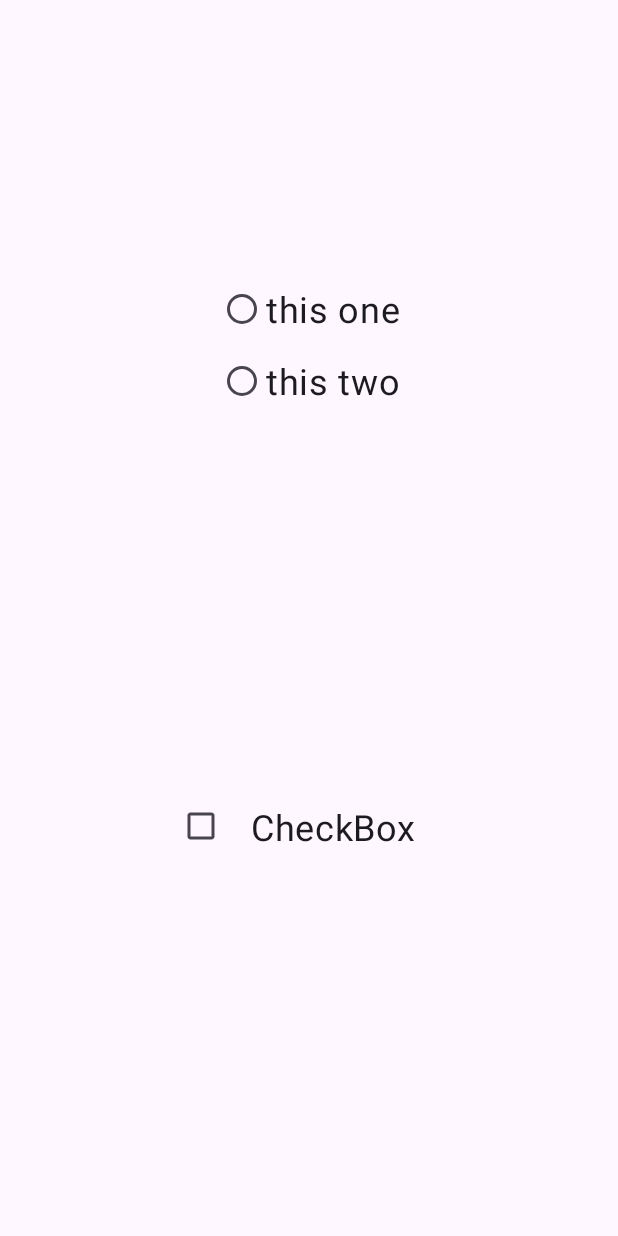
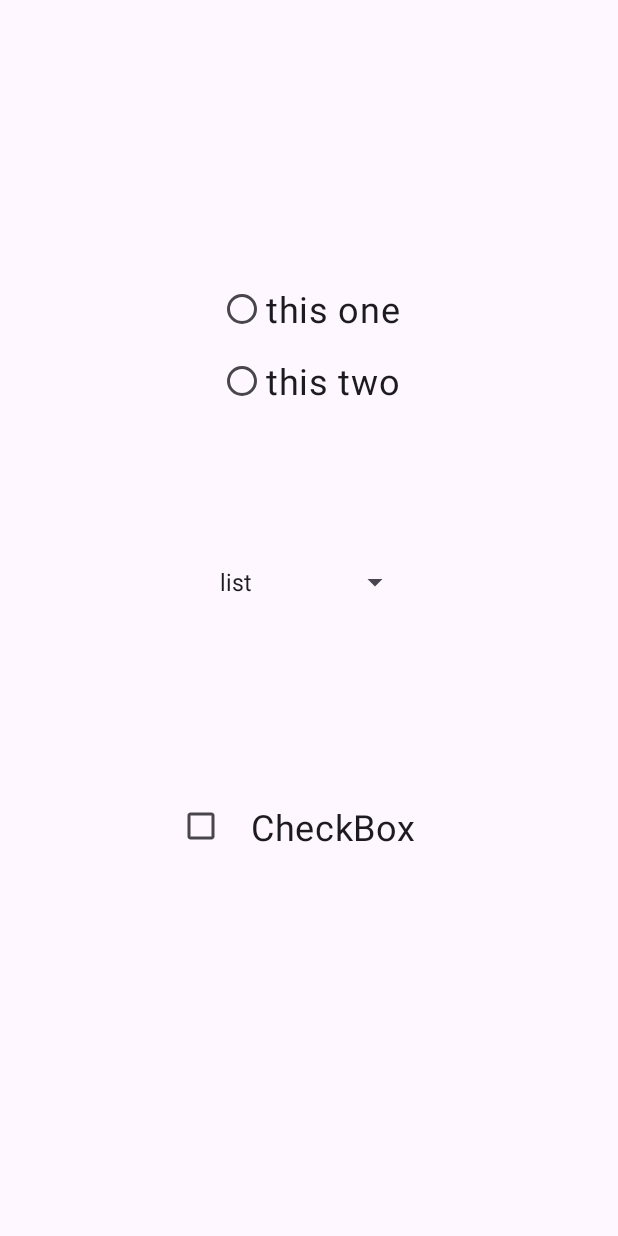
Before and after one commit to mohittalwar23/androiddev, an Android app: the screen it shows after launch (MainActivity), on a phone screen of 412 x 824 dp. Run offline under Robolectric (Android 15) with nearby library versions, the phone set to English and light mode, and no system bars.

Commit message:
added spinner widget

```diff
--- a/NewWidgets/app/src/main/java/com/example/newwidgets/MainActivity.java
+++ b/NewWidgets/app/src/main/java/com/example/newwidgets/MainActivity.java
@@ -3,16 +3,21 @@ package com.example.newwidgets;
 import androidx.appcompat.app.AppCompatActivity;
 
 import android.os.Bundle;
+import android.widget.ArrayAdapter;
 import android.widget.CheckBox;
 import android.widget.CompoundButton;
 import android.widget.RadioButton;
 import android.widget.RadioGroup;
+import android.widget.Spinner;
 import android.widget.Toast;
 
 public class MainActivity extends AppCompatActivity {
 
     CheckBox checkBox;
     RadioGroup radioGroup;
+
+    Spinner spinner;
+
     @Override
     protected void onCreate(Bundle savedInstanceState) {
         super.onCreate(savedInstanceState);
@@ -20,6 +25,12 @@ public class MainActivity extends AppCompatActivity {
 
         checkBox = findViewById(R.id.checkBox);
         radioGroup = findViewById(R.id.radioGroup);
+        spinner=findViewById(R.id.spinner);
+
+        String [] data = {"list","tuple","dictionary"};
+        ArrayAdapter<String> adapter= new ArrayAdapter<>(this,android.R.layout.simple_spinner_item,data);
+
+        spinner.setAdapter(adapter);
         checkBox.setOnCheckedChangeListener(new CompoundButton.OnCheckedChangeListener() {
             @Override
             public void onCheckedChanged(CompoundButton buttonView, boolean isChecked) {
--- a/NewWidgets/app/src/main/res/layout/activity_main.xml
+++ b/NewWidgets/app/src/main/res/layout/activity_main.xml
@@ -44,4 +44,13 @@
 
     </RadioGroup>
 
+    <Spinner
+        android:id="@+id/spinner"
+        android:layout_width="wrap_content"
+        android:layout_height="wrap_content"
+        app:layout_constraintBottom_toTopOf="@+id/checkBox"
+        app:layout_constraintEnd_toEndOf="parent"
+        app:layout_constraintStart_toStartOf="parent"
+        app:layout_constraintTop_toBottomOf="@+id/radioGroup" />
+
 </androidx.constraintlayout.widget.ConstraintLayout>
```
